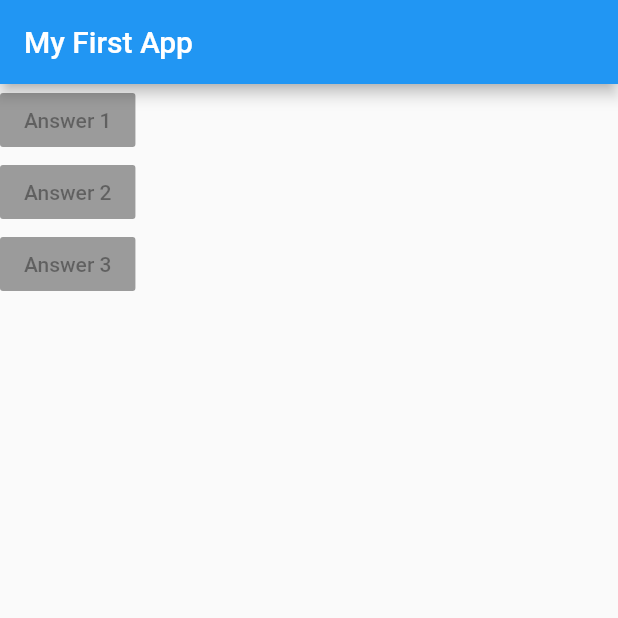
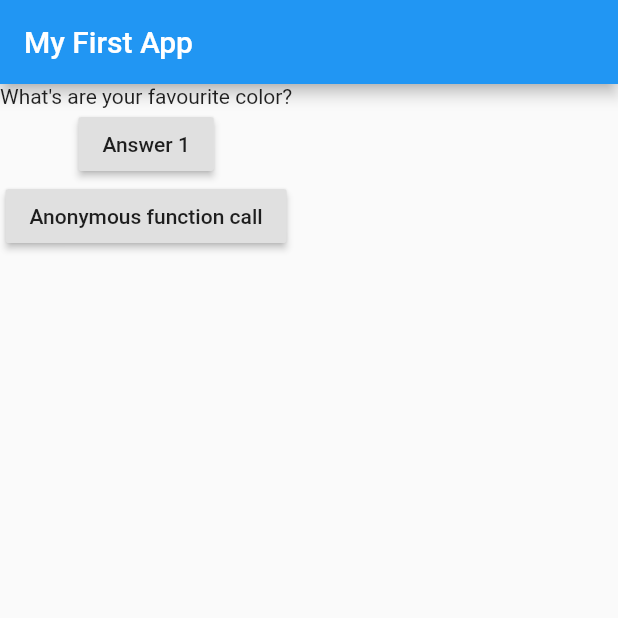
Before and after one commit to payafterwork/Basic-Quiz-App-built-with-Flutter-Dart-Single-Code-Base-App-for-both-iOS-Android, a Flutter app: the screen it shows after launch, on a phone screen of 412 x 824 dp, the top half of it. Run offline on Flutter 3.47's test engine with Material 2 defaults, Android fonts, the phone set to English and light mode, and no system bars.

```diff
--- a/lib/main.dart
+++ b/lib/main.dart
@@ -3,8 +3,23 @@ void main(){
  runApp(MyApp());
 }
 
-class MyApp extends StatelessWidget{
+class MyApp extends StatefulWidget{ //Changing state class widget
+  @override
+  State<StatefulWidget> createState() {
+    // TODO: implement createState
+    return MyAppState();
+  }
+}
+var questionIndex = 0;
+class MyAppState extends State<MyApp>{  //Persistant state class widget
  Widget build(BuildContext context){
+
+  void answerQuestion(){
+    setState((){
+    questionIndex = questionIndex + 1;
+    });
+    print(questionIndex);
+  }
   @override
    var questions =  ['What\'s are your favourite color?', 'What\'s are your favourite animal?' ];
     return MaterialApp(
@@ -14,10 +29,12 @@ class MyApp extends StatelessWidget{
          ),
           body: Column(
             children: [
-            RaisedButton(child: Text('Answer 1'),onPressed: null),
-            RaisedButton(child: Text('Answer 2'),onPressed: null),
-            RaisedButton(child: Text('Answer 3'),onPressed: null),
-            ],
+            Text(questions.elementAt(questionIndex)),
+            RaisedButton(child: Text('Answer 1'),onPressed: answerQuestion), //Passed just pointer to function for later execution
+            RaisedButton(child: Text('Anonymous function call'),onPressed: ()=>{
+              print('Anonymous function called')
+            }), // Running anonymous function
+         ],
        )
        )
     );
```
